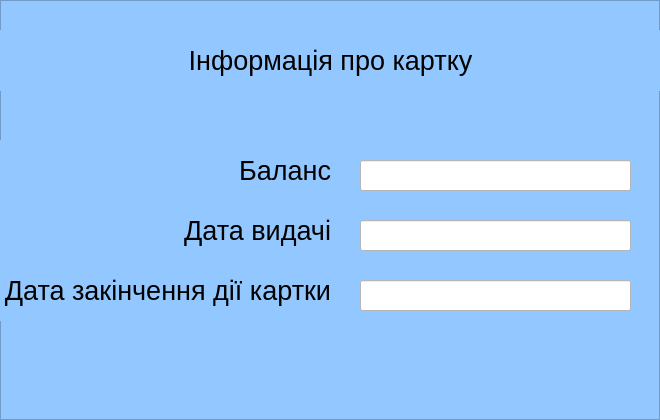
Qt form classes/gui/Information.ui (TheBiggestDaddy/ATM) before a commit.
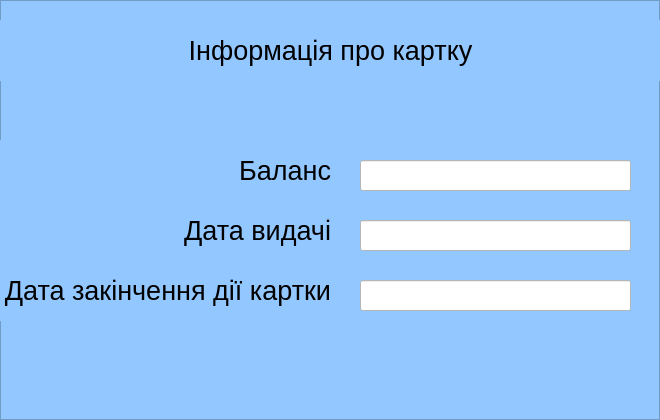
The same form after that commit.

The edit to the form file:
```diff
--- a/classes/gui/Information.ui
+++ b/classes/gui/Information.ui
@@ -26,7 +26,7 @@
    <property name="geometry">
     <rect>
      <x>0</x>
-     <y>30</y>
+     <y>20</y>
      <width>661</width>
      <height>61</height>
     </rect>
```
